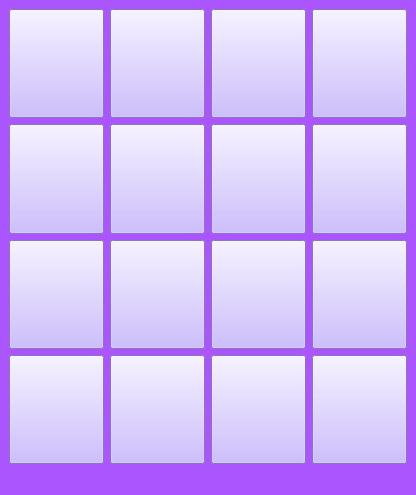
Before: the Qt Designer form puzzle_15/puzzle_15.ui in TaRa1999R/assignment19, drawn with Qt 5.
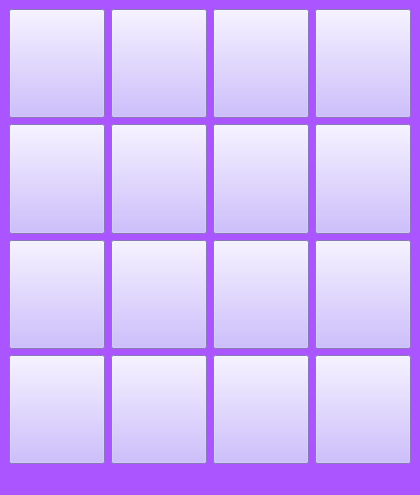
After: the same form once the commit is applied.

```diff
--- a/puzzle_15/puzzle_15.ui
+++ b/puzzle_15/puzzle_15.ui
@@ -26,8 +26,14 @@
         <verstretch>0</verstretch>
        </sizepolicy>
       </property>
+      <property name="font">
+       <font>
+        <pointsize>25</pointsize>
+       </font>
+      </property>
       <property name="styleSheet">
-       <string notr="true">background-color: rgb(190, 170, 255);</string>
+       <string notr="true">background-color: rgb(190, 170, 255);
+color: rgb(108, 0, 162);</string>
       </property>
       <property name="text">
        <string/>
@@ -42,8 +48,14 @@
         <verstretch>0</verstretch>
        </sizepolicy>
       </property>
+      <property name="font">
+       <font>
+        <pointsize>25</pointsize>
+       </font>
+      </property>
       <property name="styleSheet">
-       <string notr="true">background-color: rgb(190, 170, 255);</string>
+       <string notr="true">background-color: rgb(190, 170, 255);
+color: rgb(108, 0, 162);</string>
       </property>
       <property name="text">
        <string/>
@@ -58,8 +70,14 @@
         <verstretch>0</verstretch>
        </sizepolicy>
       </property>
+      <property name="font">
+       <font>
+        <pointsize>25</pointsize>
+       </font>
+      </property>
       <property name="styleSheet">
-       <string notr="true">background-color: rgb(190, 170, 255);</string>
+       <string notr="true">background-color: rgb(190, 170, 255);
+color: rgb(108, 0, 162);</string>
       </property>
       <property name="text">
        <string/>
@@ -74,8 +92,14 @@
         <verstretch>0</verstretch>
        </sizepolicy>
       </property>
+      <property name="font">
+       <font>
+        <pointsize>25</pointsize>
+       </font>
+      </property>
       <property name="styleSheet">
-       <string notr="true">background-color: rgb(190, 170, 255);</string>
+       <string notr="true">background-color: rgb(190, 170, 255);
+color: rgb(108, 0, 162);</string>
       </property>
       <property name="text">
        <string/>
@@ -90,8 +114,14 @@
         <verstretch>0</verstretch>
        </sizepolicy>
       </property>
+      <property name="font">
+       <font>
+        <pointsize>25</pointsize>
+       </font>
+      </property>
       <property name="styleSheet">
-       <string notr="true">background-color: rgb(190, 170, 255);</string>
+       <string notr="true">background-color: rgb(190, 170, 255);
+color: rgb(108, 0, 162);</string>
       </property>
       <property name="text">
        <string/>
@@ -106,8 +136,14 @@
         <verstretch>0</verstretch>
        </sizepolicy>
       </property>
+      <property name="font">
+       <font>
+        <pointsize>25</pointsize>
+       </font>
+      </property>
       <property name="styleSheet">
-       <string notr="true">background-color: rgb(190, 170, 255);</string>
+       <string notr="true">background-color: rgb(190, 170, 255);
+color: rgb(108, 0, 162);</string>
       </property>
       <property name="text">
        <string/>
@@ -122,8 +158,14 @@
         <verstretch>0</verstretch>
        </sizepolicy>
       </property>
+      <property name="font">
+       <font>
+        <pointsize>25</pointsize>
+       </font>
+      </property>
       <property name="styleSheet">
-       <string notr="true">background-color: rgb(190, 170, 255);</string>
+       <string notr="true">background-color: rgb(190, 170, 255);
+color: rgb(108, 0, 162);</string>
       </property>
       <property name="text">
        <string/>
@@ -138,8 +180,14 @@
         <verstretch>0</verstretch>
        </sizepolicy>
       </property>
+      <property name="font">
+       <font>
+        <pointsize>25</pointsize>
+       </font>
+      </property>
       <property name="styleSheet">
-       <string notr="true">background-color: rgb(190, 170, 255);</string>
+       <string notr="true">background-color: rgb(190, 170, 255);
+color: rgb(108, 0, 162);</string>
       </property>
       <property name="text">
        <string/>
@@ -154,8 +202,14 @@
         <verstretch>0</verstretch>
        </sizepolicy>
       </property>
+      <property name="font">
+       <font>
+        <pointsize>25</pointsize>
+       </font>
+      </property>
       <property name="styleSheet">
-       <string notr="true">background-color: rgb(190, 170, 255);</string>
+       <string notr="true">background-color: rgb(190, 170, 255);
+color: rgb(108, 0, 162);</string>
       </property>
       <property name="text">
        <string/>
@@ -170,8 +224,14 @@
         <verstretch>0</verstretch>
        </sizepolicy>
       </property>
+      <property name="font">
+       <font>
+        <pointsize>25</pointsize>
+       </font>
+      </property>
       <property name="styleSheet">
-       <string notr="true">background-color: rgb(190, 170, 255);</string>
+       <string notr="true">background-color: rgb(190, 170, 255);
+color: rgb(108, 0, 162);</string>
       </property>
       <property name="text">
        <string/>
@@ -186,8 +246,14 @@
         <verstretch>0</verstretch>
        </sizepolicy>
       </property>
+      <property name="font">
+       <font>
+        <pointsize>25</pointsize>
+       </font>
+      </property>
       <property name="styleSheet">
-       <string notr="true">background-color: rgb(190, 170, 255);</string>
+       <string notr="true">background-color: rgb(190, 170, 255);
+color: rgb(108, 0, 162);</string>
       </property>
       <property name="text">
        <string/>
@@ -202,8 +268,14 @@
         <verstretch>0</verstretch>
        </sizepolicy>
       </property>
+      <property name="font">
+       <font>
+        <pointsize>25</pointsize>
+       </font>
+      </property>
       <property name="styleSheet">
-       <string notr="true">background-color: rgb(190, 170, 255);</string>
+       <string notr="true">background-color: rgb(190, 170, 255);
+color: rgb(108, 0, 162);</string>
       </property>
       <property name="text">
        <string/>
@@ -218,8 +290,14 @@
         <verstretch>0</verstretch>
        </sizepolicy>
       </property>
+      <property name="font">
+       <font>
+        <pointsize>25</pointsize>
+       </font>
+      </property>
       <property name="styleSheet">
-       <string notr="true">background-color: rgb(190, 170, 255);</string>
+       <string notr="true">background-color: rgb(190, 170, 255);
+color: rgb(108, 0, 162);</string>
       </property>
       <property name="text">
        <string/>
@@ -234,8 +312,14 @@
         <verstretch>0</verstretch>
        </sizepolicy>
       </property>
+      <property name="font">
+       <font>
+        <pointsize>25</pointsize>
+       </font>
+      </property>
       <property name="styleSheet">
-       <string notr="true">background-color: rgb(190, 170, 255);</string>
+       <string notr="true">background-color: rgb(190, 170, 255);
+color: rgb(108, 0, 162);</string>
       </property>
       <property name="text">
        <string/>
@@ -250,8 +334,14 @@
         <verstretch>0</verstretch>
        </sizepolicy>
       </property>
+      <property name="font">
+       <font>
+        <pointsize>25</pointsize>
+       </font>
+      </property>
       <property name="styleSheet">
-       <string notr="true">background-color: rgb(190, 170, 255);</string>
+       <string notr="true">background-color: rgb(190, 170, 255);
+color: rgb(108, 0, 162);</string>
       </property>
       <property name="text">
        <string/>
@@ -266,8 +356,14 @@
         <verstretch>0</verstretch>
        </sizepolicy>
       </property>
+      <property name="font">
+       <font>
+        <pointsize>25</pointsize>
+       </font>
+      </property>
       <property name="styleSheet">
-       <string notr="true">background-color: rgb(190, 170, 255);</string>
+       <string notr="true">background-color: rgb(190, 170, 255);
+color: rgb(108, 0, 162);</string>
       </property>
       <property name="text">
        <string/>
```
Left out of the diff: 2 changed lines with no effect on the pictures.
